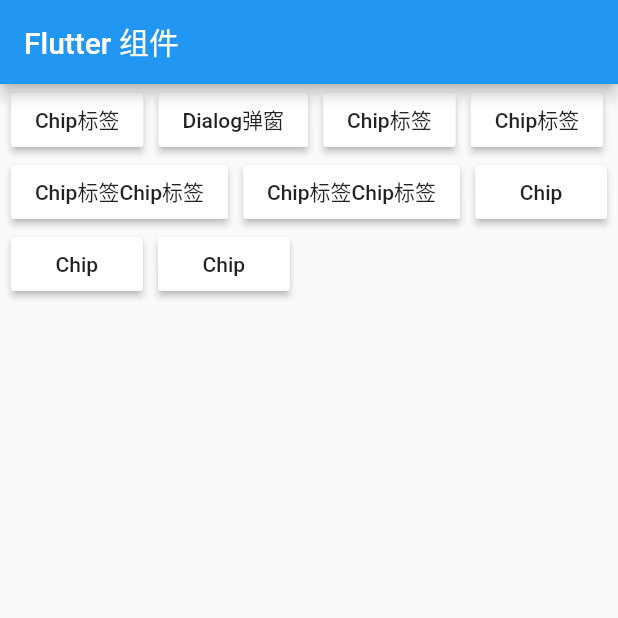
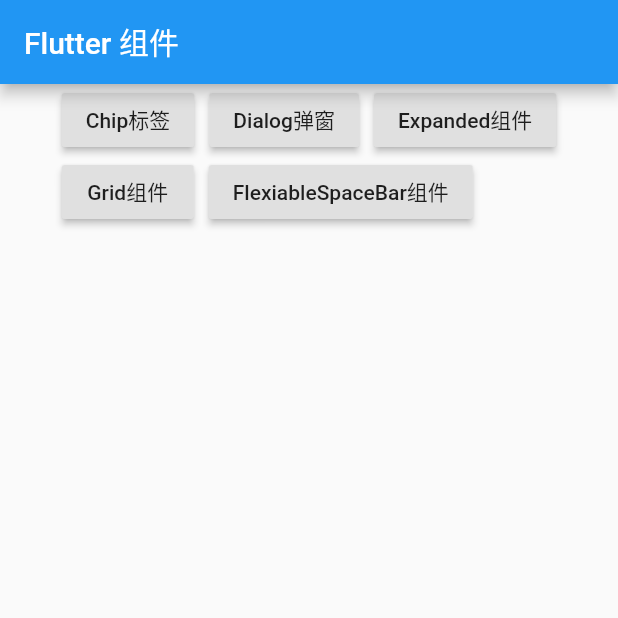
Before and after one commit to heartyo/flutter_component, a Flutter app: the screen it shows after launch, on a phone screen of 412 x 824 dp, the top half of it. Run offline on Flutter 3.47's test engine with Material 2 defaults, Android fonts, the phone set to English and light mode, and no system bars.

Commit message:
新增Expanded

```diff
--- /dev/null
+++ b/lib/entity/content_entity.dart
@@ -0,0 +1,24 @@
+
+import 'package:flutter/cupertino.dart';
+
+
+class ContentEntity  {
+	Widget route;
+	String title;
+
+	ContentEntity.fromJson( Map<String, dynamic> json) {
+		if (json['route'] != null) {
+			route = json['route'];
+		}
+		if (json['title'] != null) {
+			title = json['title']?.toString();
+		}
+	}
+
+	Map<String, dynamic> toJson()  {
+		final Map<String, dynamic> data = new Map<String, dynamic>();
+		data['route'] = this.route;
+		data['title'] = this.title;
+		return data;
+	}
+}
--- a/lib/main.dart
+++ b/lib/main.dart
@@ -1,6 +1,13 @@
+import 'dart:convert';
+
 import 'package:flutter/material.dart';
 import 'package:flutter_component/chip_widget.dart';
 import 'package:flutter_component/dialog_widget.dart';
+import 'package:flutter_component/expand_widget.dart';
+
+import 'entity/content_entity.dart';
+import 'flexiablespaceBar_widget.dart';
+import 'grid_widget.dart';
 
 void main() => runApp(MyApp());
 
@@ -27,10 +34,52 @@ class MyHomePage extends StatefulWidget {
 }
 
 class _MyHomePageState extends State<MyHomePage> {
+  List<ContentEntity> _listEntity;
+
+  @override
+  void initState() {
+    super.initState();
+  }
+
+  void getData() {
+    List _list = [
+      {
+        'route': ChipPage(
+          title: 'Chip标签',
+        ),
+        'title': 'Chip标签'
+      },
+      {
+        'route': DialogPage(
+          title: 'Dialog弹窗',
+        ),
+        'title': 'Dialog弹窗'
+      },
+      {
+        'route': ExpandedPage(
+          title: 'Expanded组件',
+        ),
+        'title': 'Expanded组件'
+      },
+      {
+        'route': GridsPage(
+          title: 'Grid组件',
+        ),
+        'title': 'Grid组件'
+      },
+      {
+        'route': FlexiableSpaceBarPage(
+          title: 'FlexiableSpaceBar组件',
+        ),
+        'title': 'FlexiableSpaceBar组件'
+      },
+    ];
+    _listEntity = _list.map((f) => new ContentEntity.fromJson(f)).toList();
+  }
 
   @override
   Widget build(BuildContext context) {
-
+    getData();
     return Scaffold(
       appBar: AppBar(
         title: Text('Flutter 组件'),
@@ -40,30 +89,24 @@ class _MyHomePageState extends State<MyHomePage> {
           children: <Widget>[
             Wrap(
               spacing: 10.0,
-              children: <Widget>[
-                RaisedButton(onPressed: (){
-                  Navigator.push(context,MaterialPageRoute(builder: (context){
-                    return ChipPage(title: 'Chip标签',);
-                  }) );
-
-                },child: Text('Chip标签'),color: Colors.white,),
-                RaisedButton(onPressed: (){
-                  Navigator.push(context,MaterialPageRoute(builder: (context){
-                    return DialogPage(title: 'Dialog弹窗',);
-                  }) );
-                },child: Text('Dialog弹窗'),color: Colors.white,),
-                RaisedButton(onPressed: (){},child: Text('Chip标签'),color: Colors.white,),
-                RaisedButton(onPressed: (){},child: Text('Chip标签'),color: Colors.white,),
-                RaisedButton(onPressed: (){},child: Text('Chip标签Chip标签'),color: Colors.white,),
-                RaisedButton(onPressed: (){},child: Text('Chip标签Chip标签'),color: Colors.white,),
-                RaisedButton(onPressed: (){},child: Text('Chip'),color: Colors.white,),
-                RaisedButton(onPressed: (){},child: Text('Chip'),color: Colors.white,),
-                RaisedButton(onPressed: (){},child: Text('Chip'),color: Colors.white,),
-              ],
+              children: _listEntity.map((f) {
+                return children(context, f);
+              }).toList(),
             )
           ],
         ),
       ), // This trailing comma makes auto-formatting nicer for build methods.
     );
   }
+
+  Widget children(BuildContext context, ContentEntity entity) {
+    return RaisedButton(
+      onPressed: () {
+        Navigator.push(context, MaterialPageRoute(builder: (context) {
+          return entity.route;
+        }));
+      },
+      child: Text(entity.title),
+    );
+  }
 }
```
Also changed, not shown: lib/expand_widget.dart (added, +70 -0 lines), lib/flexiablespaceBar_widget.dart (added, +34 -0 lines), lib/grid_widget.dart (added, +77 -0 lines), 1 other file.
